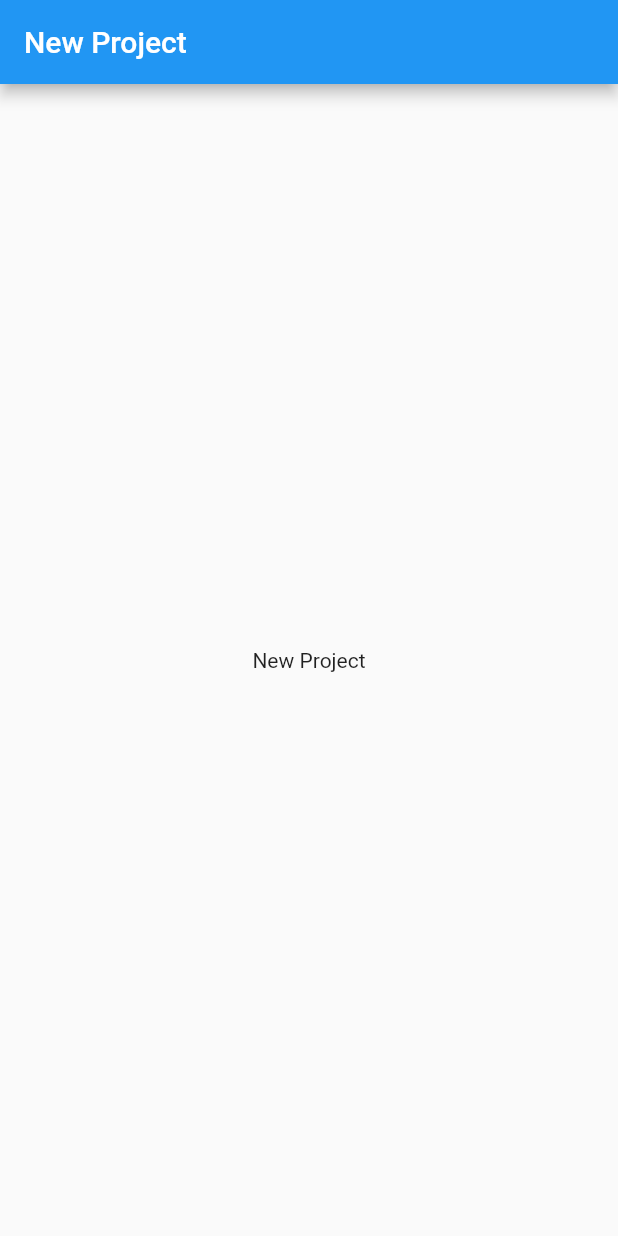
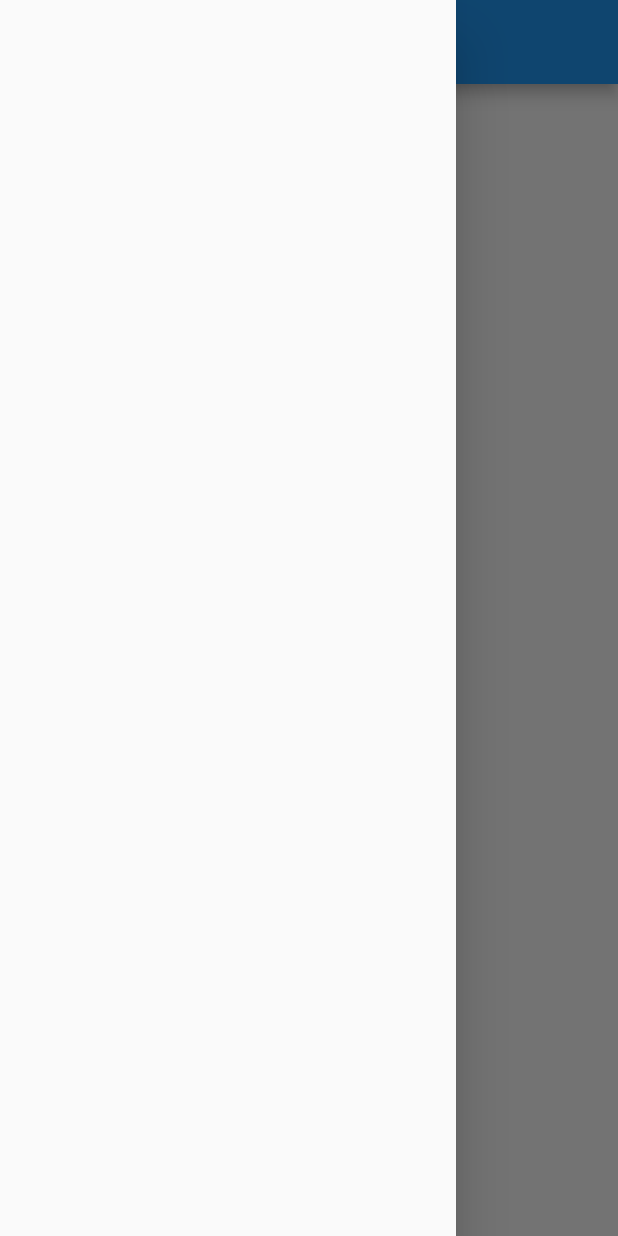
Before and after one commit to AbhiRodi/Catalog-app, a Flutter app: the screen it shows after launch, with the side drawer open (before the commit the screen has no drawer), on a phone screen of 412 x 824 dp. Run offline on Flutter 3.47's test engine with Material 2 defaults, Android fonts, the phone set to English and light mode, and no system bars.

Commit message:
day2 completed

```diff
--- /dev/null
+++ b/lib/home_page.dart
@@ -0,0 +1,18 @@
+import 'package:flutter/material.dart';
+
+class HomePage extends StatelessWidget {
+  const HomePage({Key? key}) : super(key: key);
+
+  @override
+  Widget build(BuildContext context) {
+    return Scaffold(
+      appBar: AppBar(
+        title: Text('Project'),
+      ),
+      body: Center(
+        child: Text('My first project'),
+      ),
+      drawer: Drawer(),
+    );
+  }
+}
--- a/lib/main.dart
+++ b/lib/main.dart
@@ -1,21 +1,17 @@
+import 'package:first_project/home_page.dart';
 import 'package:flutter/material.dart';
 
 void main() {
-  runApp(NewProject());
+  runApp(Project());
 }
 
-class NewProject extends StatelessWidget {
+class Project extends StatelessWidget {
+  const Project({Key? key}) : super(key: key);
+
   @override
   Widget build(BuildContext context) {
     return MaterialApp(
-      home: Scaffold(
-        body: Center(
-          child: Text('New Project'),
-        ),
-        appBar: AppBar(
-          title: Text('New Project'),
-        ),
-      ),
+      home: HomePage(),
     );
   }
 }
```
Also changed, not shown: 2 other files.
